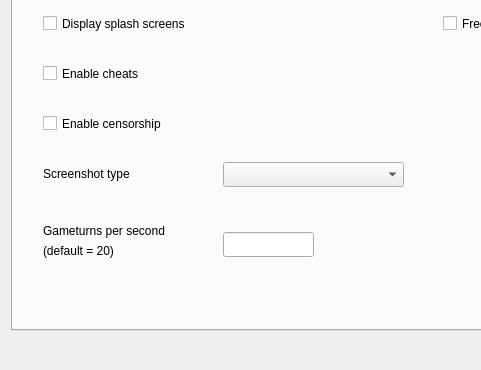
Qt form ui/settingsdialog.ui (yani/keeperfx-launcher-qt) before a commit; both pictures show x 0 to 481 and y 174 to 544 of the 871 by 544 pixel window.
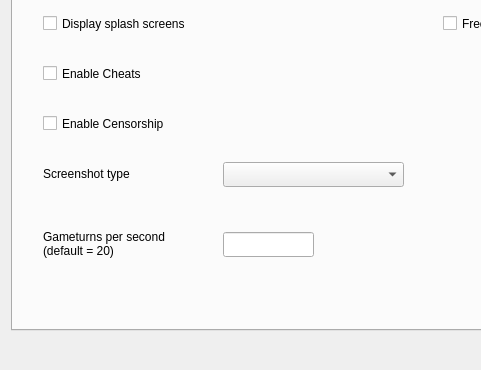
The same form after that commit. Icons and pictures are not drawn.

```diff
--- a/ui/settingsdialog.ui
+++ b/ui/settingsdialog.ui
@@ -102,7 +102,7 @@
         </font>
        </property>
        <property name="text">
-        <string>Enable cheats</string>
+        <string comment="Checkbox Toggle">Enable Cheats</string>
        </property>
       </widget>
       <widget class="QCheckBox" name="checkBoxCensorship">
@@ -120,7 +120,7 @@
         </font>
        </property>
        <property name="text">
-        <string>Enable censorship</string>
+        <string comment="Checkbox Toggle">Enable Censorship</string>
        </property>
       </widget>
       <widget class="QComboBox" name="comboBoxScreenshots">
@@ -160,9 +160,9 @@
        <property name="geometry">
         <rect>
          <x>30</x>
-         <y>350</y>
+         <y>356</y>
          <width>171</width>
-         <height>17</height>
+         <height>31</height>
         </rect>
        </property>
        <property name="font">
@@ -171,25 +171,11 @@
         </font>
        </property>
        <property name="text">
-        <string>Gameturns per second</string>
+        <string comment="Textinput Title Label">Gameturns per second
+(default = 20)</string>
        </property>
-      </widget>
-      <widget class="QLabel" name="labelGameturnsInfo">
-       <property name="geometry">
-        <rect>
-         <x>30</x>
-         <y>370</y>
-         <width>151</width>
-         <height>17</height>
-        </rect>
-       </property>
-       <property name="font">
-        <font>
-         <family>Arial</family>
-        </font>
-       </property>
-       <property name="text">
-        <string>(default = 20)</string>
+       <property name="wordWrap">
+        <bool>true</bool>
        </property>
       </widget>
       <widget class="QLineEdit" name="lineEditGameturns">
```
Left out of the diff: 96 changed lines with no effect on the pictures.
